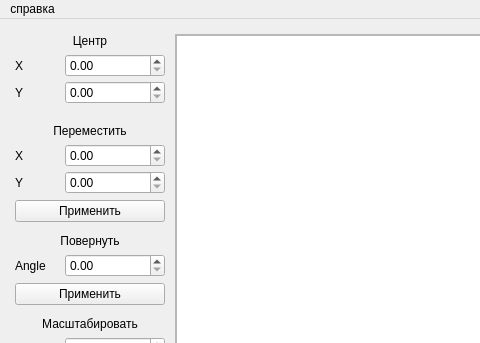
Before: the Qt Designer form lab_02_30/app/src/ui/mainwindow.ui in Azamat0647/BMSTU_CG, drawn with Qt 5; both pictures show x 0 to 480 and y 0 to 343 of the 800 by 600 pixel window.
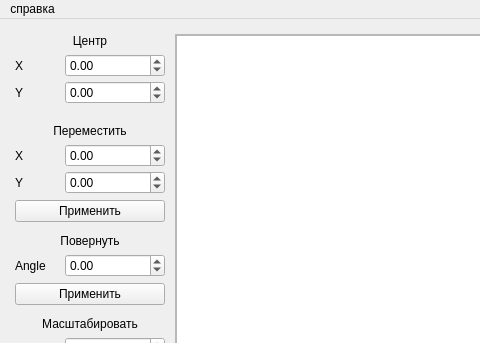
After: the same form once the commit is applied. Custom widgets are drawn as their Qt base class.

```diff
--- a/lab_02_30/app/src/ui/mainwindow.ui
+++ b/lab_02_30/app/src/ui/mainwindow.ui
@@ -92,6 +92,12 @@
                   <height>0</height>
                  </size>
                 </property>
+                <property name="minimum">
+                 <double>-1000.000000000000000</double>
+                </property>
+                <property name="maximum">
+                 <double>1000.000000000000000</double>
+                </property>
                </widget>
               </item>
              </layout>
@@ -113,6 +119,12 @@
                   <height>0</height>
                  </size>
                 </property>
+                <property name="minimum">
+                 <double>-1000.000000000000000</double>
+                </property>
+                <property name="maximum">
+                 <double>1000.000000000000000</double>
+                </property>
                </widget>
               </item>
              </layout>
@@ -163,6 +175,9 @@
                     <height>0</height>
                    </size>
                   </property>
+                  <property name="minimum">
+                   <double>-1000.000000000000000</double>
+                  </property>
                   <property name="maximum">
                    <double>1000.000000000000000</double>
                   </property>
@@ -187,9 +202,15 @@
                     <height>0</height>
                    </size>
                   </property>
+                  <property name="minimum">
+                   <double>-1000.000000000000000</double>
+                  </property>
                   <property name="maximum">
                    <double>1000.000000000000000</double>
                   </property>
+                  <property name="value">
+                   <double>0.000000000000000</double>
+                  </property>
                  </widget>
                 </item>
                </layout>
@@ -242,6 +263,12 @@
                     <height>0</height>
                    </size>
                   </property>
+                  <property name="minimum">
+                   <double>-1000.000000000000000</double>
+                  </property>
+                  <property name="maximum">
+                   <double>1000.000000000000000</double>
+                  </property>
                  </widget>
                 </item>
                </layout>
```
Left out of the diff: 6 changed lines with no effect on the pictures.
